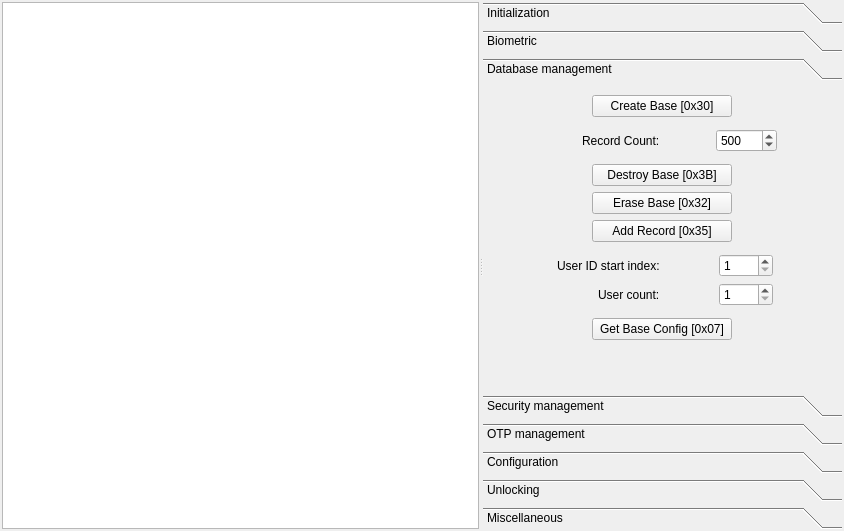
This is sagemmorpho.ui in CodElecCz/SagemMorphoUI as Qt 5 draws it before an edit. The edited form follows.
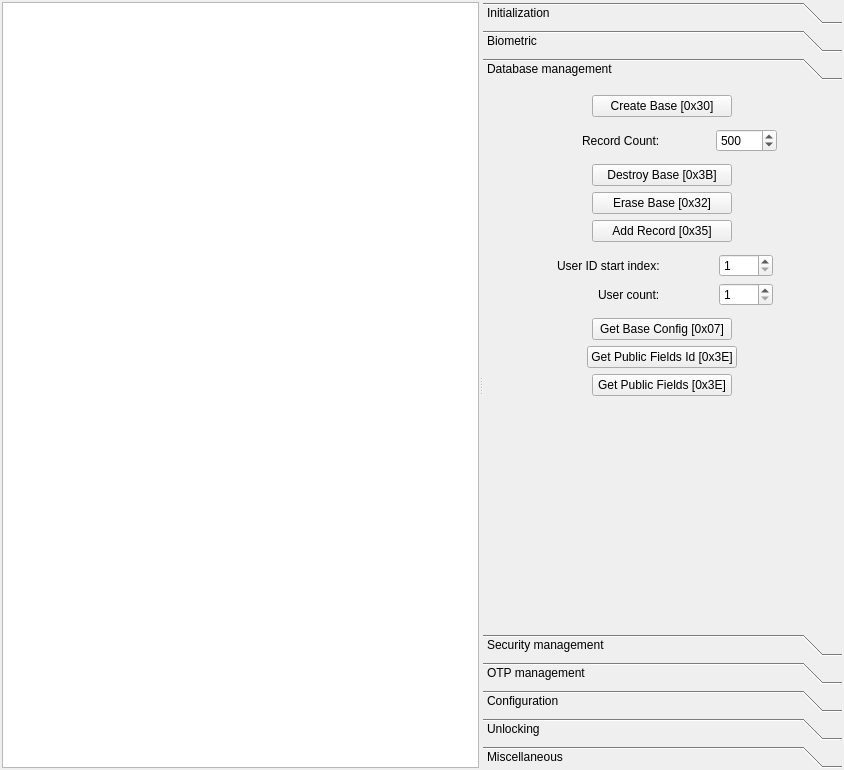
This is the edited form. The open tabs and pages were chosen to show the change. Custom widgets are drawn as their Qt base class.

Commit message: public fields

Diff of the .ui file:
```diff
--- a/sagemmorpho.ui
+++ b/sagemmorpho.ui
@@ -7,7 +7,7 @@
     <x>0</x>
     <y>0</y>
     <width>844</width>
-    <height>531</height>
+    <height>770</height>
    </rect>
   </property>
   <property name="windowTitle">
@@ -243,7 +243,7 @@
             <x>0</x>
             <y>0</y>
             <width>365</width>
-            <height>285</height>
+            <height>524</height>
            </rect>
           </property>
           <attribute name="label">
@@ -403,6 +403,32 @@
                </property>
               </widget>
              </item>
+             <item alignment="Qt::AlignHCenter">
+              <widget class="QPushButton" name="getPublicFieldsButton">
+               <property name="minimumSize">
+                <size>
+                 <width>140</width>
+                 <height>0</height>
+                </size>
+               </property>
+               <property name="text">
+                <string>Get Public Fields Id [0x3E]</string>
+               </property>
+              </widget>
+             </item>
+             <item alignment="Qt::AlignHCenter">
+              <widget class="QPushButton" name="getPublicFieldsButton_2">
+               <property name="minimumSize">
+                <size>
+                 <width>140</width>
+                 <height>0</height>
+                </size>
+               </property>
+               <property name="text">
+                <string>Get Public Fields [0x3E]</string>
+               </property>
+              </widget>
+             </item>
              <item>
               <spacer name="verticalSpacer_3">
                <property name="orientation">
```
Left out of the diff: 16 changed lines with no effect on the pictures. The commit also changes 5 other files.
